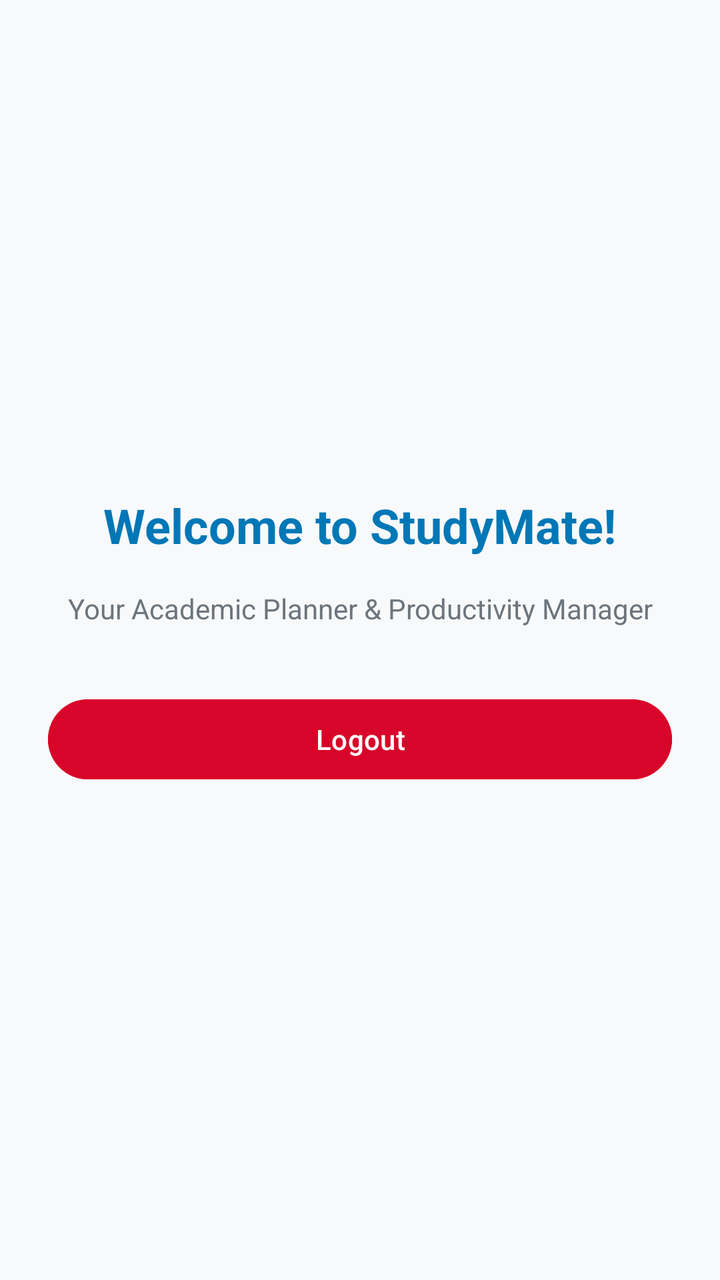
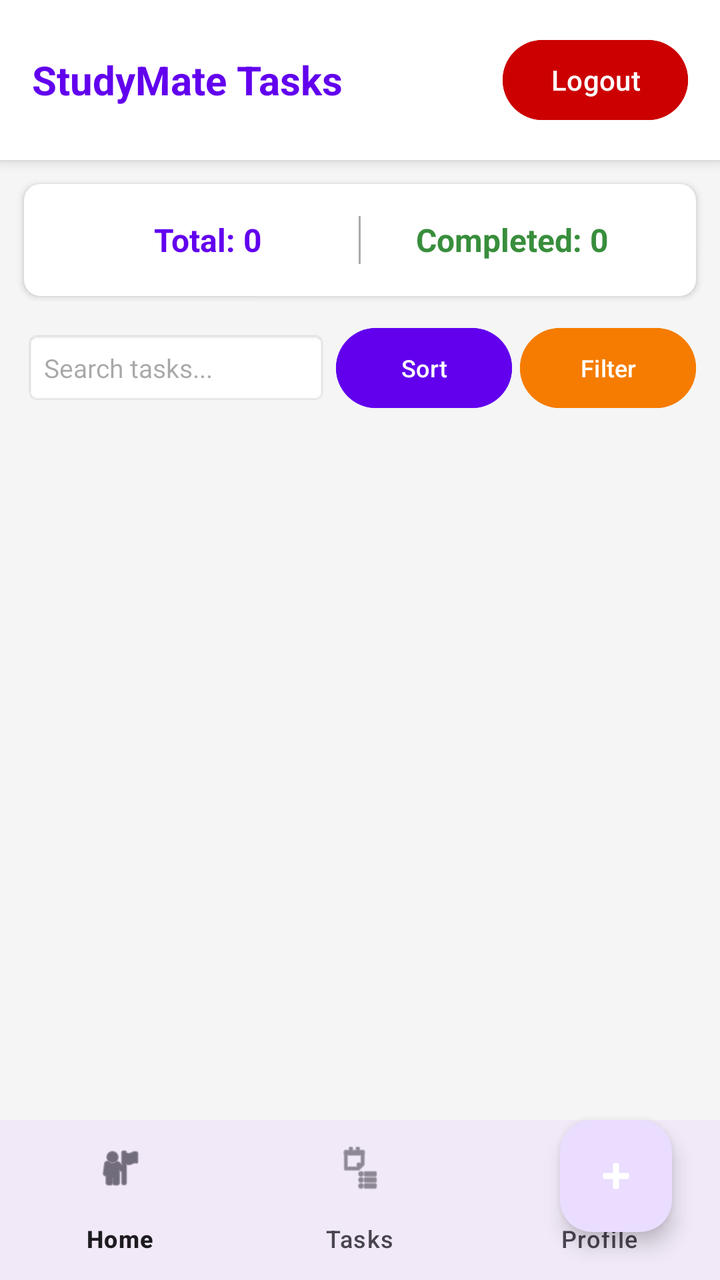

Before-and-after screenshots of an Android layout around one commit, followed by the original layout XML and the change that was made.
<!-- AndroidManifest.xml: application theme Theme.StudyMate -->
<!-- res/layout/activity_main.xml -->
<?xml version="1.0" encoding="utf-8"?>
<LinearLayout xmlns:android="http://schemas.android.com/apk/res/android"
    android:layout_width="match_parent"
    android:layout_height="match_parent"
    android:orientation="vertical"
    android:gravity="center"
    android:padding="24dp"
    android:background="#F8F9FA">

    <TextView
        android:layout_width="wrap_content"
        android:layout_height="wrap_content"
        android:text="Welcome to StudyMate!"
        android:textSize="24sp"
        android:textStyle="bold"
        android:textColor="#0077B6"
        android:layout_marginBottom="16dp"/>

    <TextView
        android:layout_width="wrap_content"
        android:layout_height="wrap_content"
        android:text="Your Academic Planner &amp; Productivity Manager"
        android:textSize="14sp"
        android:textColor="#6C757D"
        android:gravity="center"
        android:layout_marginBottom="32dp"/>

    <Button
        android:id="@+id/btnLogout"
        android:layout_width="match_parent"
        android:layout_height="wrap_content"
        android:text="Logout"
        android:backgroundTint="#D90429"/>

</LinearLayout>
<!-- resources referenced by this layout -->
<resources>
  <style name="Theme.StudyMate" parent="Base.Theme.StudyMate" />
  <style name="Base.Theme.StudyMate" parent="Theme.Material3.DayNight.NoActionBar">
          
          
      </style>
</resources>

<!-- the commit's change to res/layout/activity_main.xml (unified diff, before → after) -->
@@ -1,35 +1,189 @@
 <?xml version="1.0" encoding="utf-8"?>
-<LinearLayout xmlns:android="http://schemas.android.com/apk/res/android"
+<androidx.coordinatorlayout.widget.CoordinatorLayout xmlns:android="http://schemas.android.com/apk/res/android"
+    xmlns:app="http://schemas.android.com/apk/res-auto"
     android:layout_width="match_parent"
     android:layout_height="match_parent"
-    android:orientation="vertical"
-    android:gravity="center"
-    android:padding="24dp"
-    android:background="#F8F9FA">
+    android:background="#F5F5F5">
 
-    <TextView
+    <LinearLayout
+        android:layout_width="match_parent"
+        android:layout_height="match_parent"
+        android:orientation="vertical">
+
+        
+        <LinearLayout
+            android:layout_width="match_parent"
+            android:layout_height="wrap_content"
+            android:orientation="horizontal"
+            android:gravity="center_vertical"
+            android:padding="16dp"
+            android:background="@android:color/white"
+            android:elevation="4dp">
+
+            <TextView
+                android:layout_width="0dp"
+                android:layout_height="wrap_content"
+                android:layout_weight="1"
+                android:text="StudyMate Tasks"
+                android:textSize="20sp"
+                android:textStyle="bold"
+                android:textColor="@color/design_default_color_primary" />
+
+            <Button
+                android:id="@+id/btnLogout"
+                android:layout_width="wrap_content"
+                android:layout_height="wrap_content"
+                android:text="Logout"
+                android:backgroundTint="@android:color/holo_red_dark"
+                android:textColor="@android:color/white" />
+        </LinearLayout>
+
+        
+        <TextView
+            android:id="@+id/tvTaskAlert"
+            android:layout_width="match_parent"
+            android:layout_height="wrap_content"
+            android:text="⚠️ Alert: You have tasks due today!"
+            android:textSize="14sp"
+            android:textStyle="bold"
+            android:textColor="@android:color/white"
+            android:background="#D32F2F"
+            android:padding="10dp"
+            android:gravity="center"
+            android:visibility="gone" />
+
+        
+        <androidx.cardview.widget.CardView
+            android:layout_width="match_parent"
+            android:layout_height="wrap_content"
+            android:layout_margin="12dp"
+            app:cardCornerRadius="8dp"
+            app:cardElevation="2dp">
+
+            <LinearLayout
+                android:layout_width="match_parent"
+                android:layout_height="wrap_content"
+                android:orientation="horizontal"
+                android:padding="16dp"
+                android:gravity="center">
+
+                <TextView
+                    android:id="@+id/tvTotalTasksCount"
+                    android:layout_width="0dp"
+                    android:layout_height="wrap_content"
+                    android:layout_weight="1"
+                    android:text="Total: 0"
+                    android:textSize="16sp"
+                    android:textStyle="bold"
+                    android:textColor="@color/design_default_color_primary"
+                    android:gravity="center" />
+
+                <View
+                    android:layout_width="1dp"
+                    android:layout_height="24dp"
+                    android:background="@android:color/darker_gray" />
+
+                <TextView
+                    android:id="@+id/tvCompletedTasksCount"
+                    android:layout_width="0dp"
+                    android:layout_height="wrap_content"
+                    android:layout_weight="1"
+                    android:text="Completed: 0"
+                    android:textSize="16sp"
+                    android:textStyle="bold"
+                    android:textColor="#388E3C"
+                    android:gravity="center" />
+            </LinearLayout>
+        </androidx.cardview.widget.CardView>
+
+        
+        <LinearLayout
+            android:layout_width="match_parent"
+            android:layout_height="wrap_content"
+            android:orientation="horizontal"
+            android:layout_marginHorizontal="12dp"
+            android:layout_marginBottom="8dp"
+            android:gravity="center_vertical">
+
+            <EditText
+                android:id="@+id/etSearchTask"
+                android:layout_width="0dp"
+                android:layout_height="wrap_content"
+                android:layout_weight="1"
+                android:hint="Search tasks..."
+                android:padding="10dp"
+                android:background="@android:drawable/editbox_background_normal"
+                android:textSize="13sp"
+                android:inputType="text"
+                android:autofillHints="name" />
+
+            <Button
+                android:id="@+id/btnSortTasks"
+                android:layout_width="wrap_content"
+                android:layout_height="wrap_content"
+                android:text="Sort"
+                android:layout_marginStart="4dp"
+                android:backgroundTint="@color/design_default_color_primary"
+                android:textColor="@android:color/white"
+                android:textSize="12sp" />
+
+            <Button
+                android:id="@+id/btnFilterPriority"
+                android:layout_width="wrap_content"
+                android:layout_height="wrap_content"
+                android:text="Filter"
+                android:layout_marginStart="4dp"
+                android:backgroundTint="#F57C00"
+                android:textColor="@android:color/white"
+                android:textSize="12sp" />
+        </LinearLayout>
+
+        
+        <FrameLayout
+            android:layout_width="match_parent"
+            android:layout_height="0dp"
+            android:layout_weight="1">
+
+            
+            <androidx.recyclerview.widget.RecyclerView
+                android:id="@+id/recyclerViewTasks"
+                android:layout_width="match_parent"
+                android:layout_height="match_parent"
+                android:padding="8dp" />
+
+            
+            <TextView
+                android:id="@+id/tvEmptyState"
+                android:layout_width="wrap_content"
+                android:layout_height="wrap_content"
+                android:layout_gravity="center"
+                android:text="No tasks found!"
+                android:textSize="18sp"
+                android:textColor="@android:color/darker_gray"
+                android:visibility="gone" />
+
+        </FrameLayout>
+
+        
+        <com.google.android.material.bottomnavigation.BottomNavigationView
+            android:id="@+id/bottomNavigationView"
+            android:layout_width="match_parent"
+            android:layout_height="wrap_content"
+            android:background="?android:attr/windowBackground"
+            app:menu="@menu/bottom_nav_menu" />
+
+    </LinearLayout>
+
+    
+    <com.google.android.material.floatingactionbutton.FloatingActionButton
+        android:id="@+id/fabAddTask"
         android:layout_width="wrap_content"
         android:layout_height="wrap_content"
-        android:text="Welcome to StudyMate!"
-        android:textSize="24sp"
-        android:textStyle="bold"
-        android:textColor="#0077B6"
-        android:layout_marginBottom="16dp"/>
+        android:layout_gravity="bottom|end"
+        android:layout_margin="24dp"
+        android:layout_marginBottom="70dp"
+        android:src="@android:drawable/ic_input_add"
+        app:tint="@android:color/white"
+        android:contentDescription="Add Task Button" />
 
-    <TextView
-        android:layout_width="wrap_content"
-        android:layout_height="wrap_content"
-        android:text="Your Academic Planner &amp; Productivity Manager"
-        android:textSize="14sp"
-        android:textColor="#6C757D"
-        android:gravity="center"
-        android:layout_marginBottom="32dp"/>
-
-    <Button
-        android:id="@+id/btnLogout"
-        android:layout_width="match_parent"
-        android:layout_height="wrap_content"
-        android:text="Logout"
-        android:backgroundTint="#D90429"/>
-
-</LinearLayout>
+</androidx.coordinatorlayout.widget.CoordinatorLayout>
